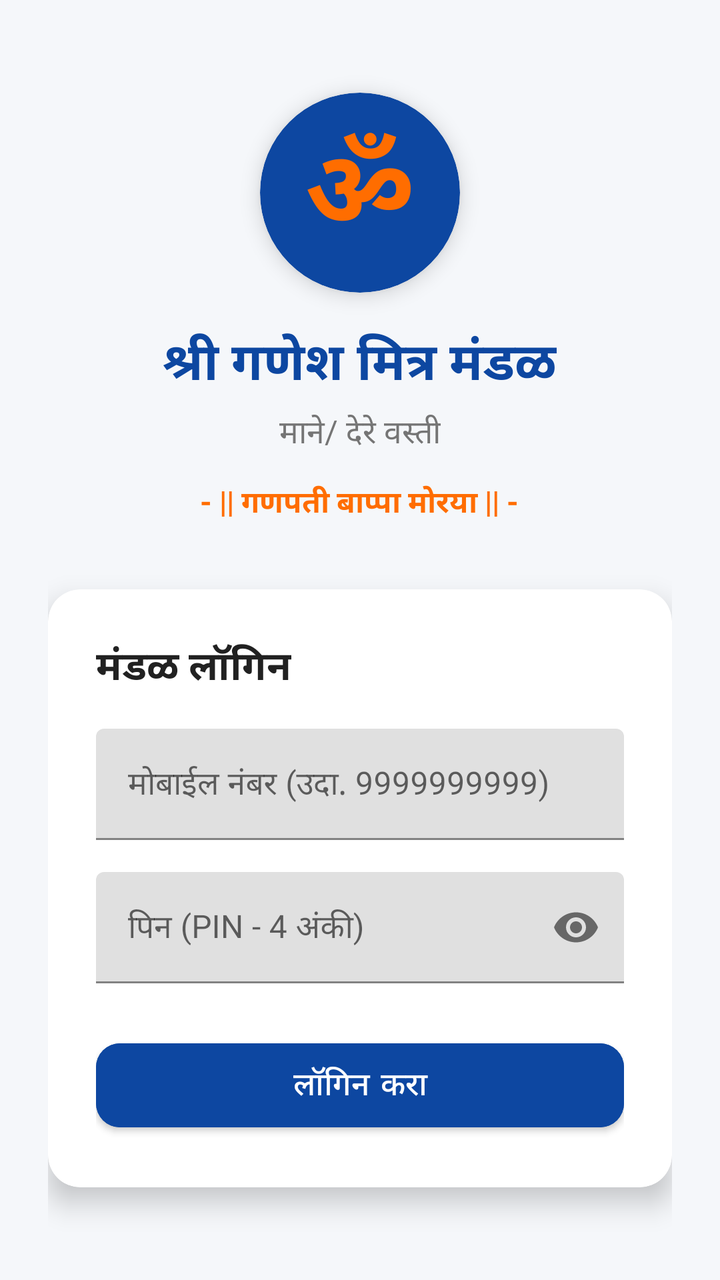
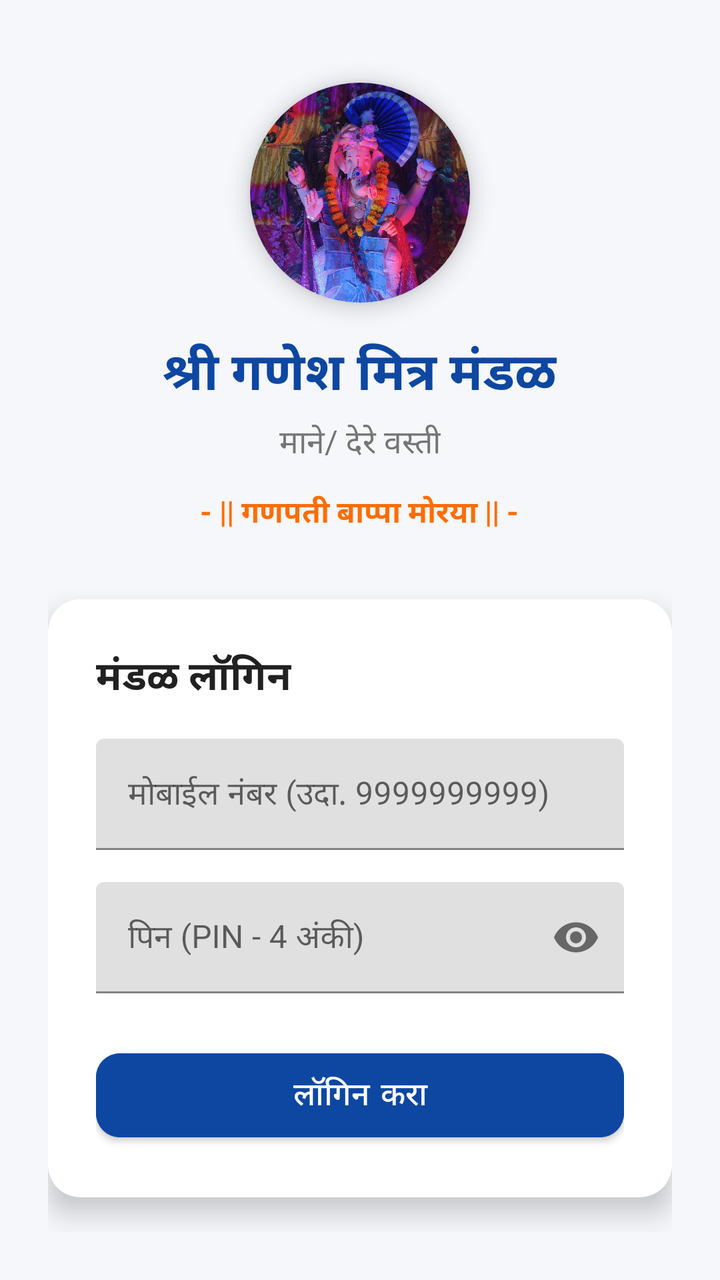

Screens rendered from an Android XML layout before and after an edit, with the pre-edit source and the edit as a unified diff.
<!-- AndroidManifest.xml: application theme Theme.GaneshMitraMandal -->
<!-- res/layout/activity_login.xml -->
<?xml version="1.0" encoding="utf-8"?>
<LinearLayout xmlns:android="http://schemas.android.com/apk/res/android"
    xmlns:app="http://schemas.android.com/apk/res-auto"
    android:layout_width="match_parent"
    android:layout_height="match_parent"
    android:background="@color/bg_light"
    android:gravity="center"
    android:orientation="vertical"
    android:padding="24dp">

    
    <androidx.cardview.widget.CardView
        android:layout_width="100dp"
        android:layout_height="100dp"
        android:layout_marginBottom="16dp"
        app:cardBackgroundColor="@color/primary_blue"
        app:cardCornerRadius="50dp"
        app:cardElevation="6dp">

        <TextView
            android:layout_width="match_parent"
            android:layout_height="match_parent"
            android:gravity="center"
            android:text="ॐ"
            android:textColor="@color/accent_orange"
            android:textSize="54sp"
            android:textStyle="bold" />
    </androidx.cardview.widget.CardView>

    <TextView
        android:layout_width="wrap_content"
        android:layout_height="wrap_content"
        android:text="@string/app_name"
        android:textColor="@color/primary_blue"
        android:textSize="26sp"
        android:textStyle="bold" />

    <TextView
        android:layout_width="wrap_content"
        android:layout_height="wrap_content"
        android:layout_marginTop="4dp"
        android:text="@string/mandal_subtitle"
        android:textColor="@color/text_secondary"
        android:textSize="16sp" />

    <TextView
        android:layout_width="wrap_content"
        android:layout_height="wrap_content"
        android:layout_marginTop="12dp"
        android:layout_marginBottom="32dp"
        android:text="@string/ganapati_slogan"
        android:textColor="@color/accent_orange"
        android:textSize="15sp"
        android:textStyle="bold" />

    
    <androidx.cardview.widget.CardView
        android:layout_width="match_parent"
        android:layout_height="wrap_content"
        app:cardBackgroundColor="@color/card_bg"
        app:cardCornerRadius="16dp"
        app:cardElevation="8dp">

        <LinearLayout
            android:layout_width="match_parent"
            android:layout_height="wrap_content"
            android:orientation="vertical"
            android:padding="24dp">

            <TextView
                android:layout_width="wrap_content"
                android:layout_height="wrap_content"
                android:layout_marginBottom="16dp"
                android:text="@string/login_title"
                android:textColor="@color/text_primary"
                android:textSize="20sp"
                android:textStyle="bold" />

            
            <com.google.android.material.textfield.TextInputLayout
                android:layout_width="match_parent"
                android:layout_height="wrap_content"
                android:layout_marginBottom="16dp"
                app:boxStrokeColor="@color/primary_blue">

                <com.google.android.material.textfield.TextInputEditText
                    android:id="@+id/etPhone"
                    android:layout_width="match_parent"
                    android:layout_height="wrap_content"
                    android:hint="@string/phone_hint"
                    android:inputType="phone"
                    android:maxLength="10"
                    android:textColor="@color/text_primary" />
            </com.google.android.material.textfield.TextInputLayout>

            
            <com.google.android.material.textfield.TextInputLayout
                android:layout_width="match_parent"
                android:layout_height="wrap_content"
                android:layout_marginBottom="24dp"
                app:boxStrokeColor="@color/primary_blue"
                app:passwordToggleEnabled="true">

                <com.google.android.material.textfield.TextInputEditText
                    android:id="@+id/etPin"
                    android:layout_width="match_parent"
                    android:layout_height="wrap_content"
                    android:hint="@string/pin_hint"
                    android:inputType="numberPassword"
                    android:maxLength="4"
                    android:textColor="@color/text_primary" />
            </com.google.android.material.textfield.TextInputLayout>

            
            <com.google.android.material.button.MaterialButton
                android:id="@+id/btnLogin"
                android:layout_width="match_parent"
                android:layout_height="54dp"
                android:backgroundTint="@color/primary_blue"
                android:text="@string/btn_login"
                android:textColor="@color/white"
                android:textSize="16sp"
                app:cornerRadius="12dp" />

        </LinearLayout>
    </androidx.cardview.widget.CardView>

</LinearLayout>
<!-- resources referenced by this layout -->
<resources>
  <color name="accent_orange">#FF6D00</color>
  <color name="bg_light">#F5F7FA</color>
  <color name="card_bg">#FFFFFF</color>
  <color name="primary_blue">#0D47A1</color>
  <color name="text_primary">#212121</color>
  <color name="text_secondary">#757575</color>
  <color name="white">#FFFFFF</color>
  <string name="app_name">श्री गणेश मित्र मंडळ</string>
  <string name="btn_login">लॉगिन करा</string>
  <string name="ganapati_slogan">- || गणपती बाप्पा मोरया || -</string>
  <string name="login_title">मंडळ लॉगिन</string>
  <string name="mandal_subtitle">माने/ देरे वस्ती</string>
  <string name="phone_hint">मोबाईल नंबर (उदा. 9999999999)</string>
  <string name="pin_hint">पिन (PIN - 4 अंकी)</string>
  <style name="Theme.GaneshMitraMandal" parent="Theme.MaterialComponents.Light.NoActionBar">
          <item name="colorPrimary">@color/primary_blue</item>
          <item name="colorPrimaryDark">@color/primary_blue_dark</item>
          <item name="colorAccent">@color/accent_orange</item>
          <item name="android:windowBackground">@color/bg_light</item>
          <item name="android:statusBarColor">@color/primary_blue_dark</item>
      </style>
  <color name="primary_blue_dark">#082F6B</color>
</resources>

<!-- the commit's change to res/layout/activity_login.xml (unified diff, before → after) -->
@@ -10,21 +10,18 @@
 
     
     <androidx.cardview.widget.CardView
-        android:layout_width="100dp"
-        android:layout_height="100dp"
+        android:layout_width="110dp"
+        android:layout_height="110dp"
         android:layout_marginBottom="16dp"
-        app:cardBackgroundColor="@color/primary_blue"
-        app:cardCornerRadius="50dp"
+        app:cardBackgroundColor="@color/white"
+        app:cardCornerRadius="55dp"
         app:cardElevation="6dp">
 
-        <TextView
+        <ImageView
             android:layout_width="match_parent"
             android:layout_height="match_parent"
-            android:gravity="center"
-            android:text="ॐ"
-            android:textColor="@color/accent_orange"
-            android:textSize="54sp"
-            android:textStyle="bold" />
+            android:scaleType="centerCrop"
+            android:src="@drawable/app_logo" />
     </androidx.cardview.widget.CardView>
 
     <TextView
<!-- resource entries referenced after the edit -->
@@ -7,6 +7,7 @@
   <color name="text_primary">#212121</color>
   <color name="text_secondary">#757575</color>
   <color name="white">#FFFFFF</color>
+  <!-- drawable app_logo: jpg bitmap (drawable, 542989 bytes) -->
   <string name="app_name">श्री गणेश मित्र मंडळ</string>
   <string name="btn_login">लॉगिन करा</string>
   <string name="ganapati_slogan">- || गणपती बाप्पा मोरया || -</string>
